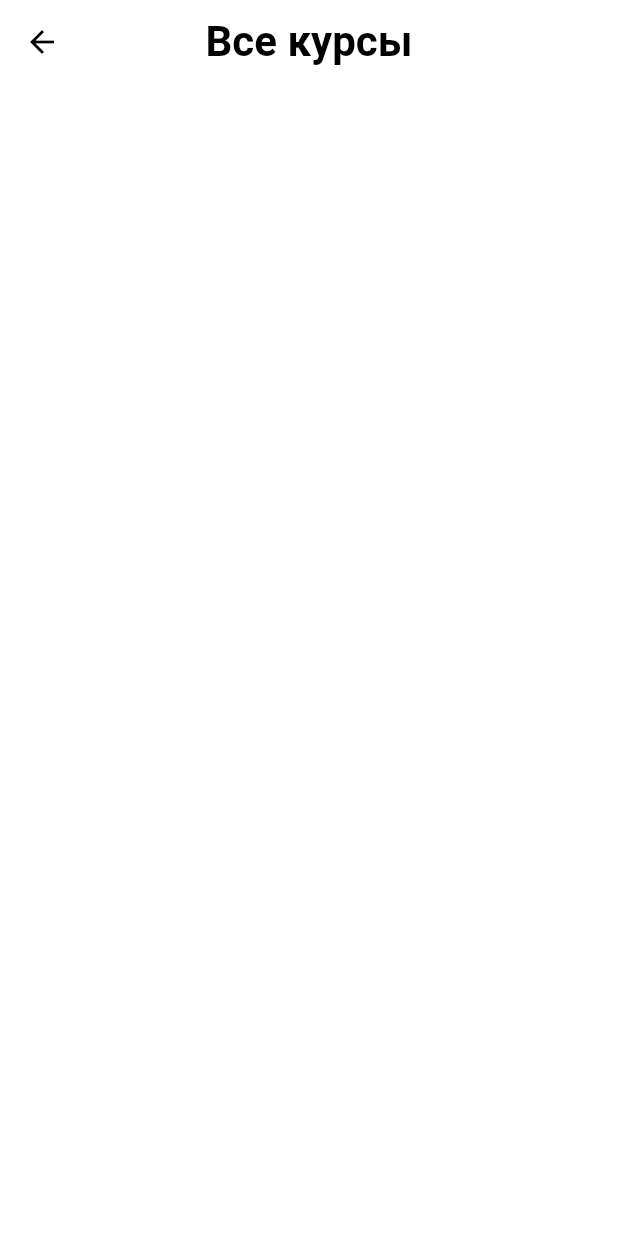
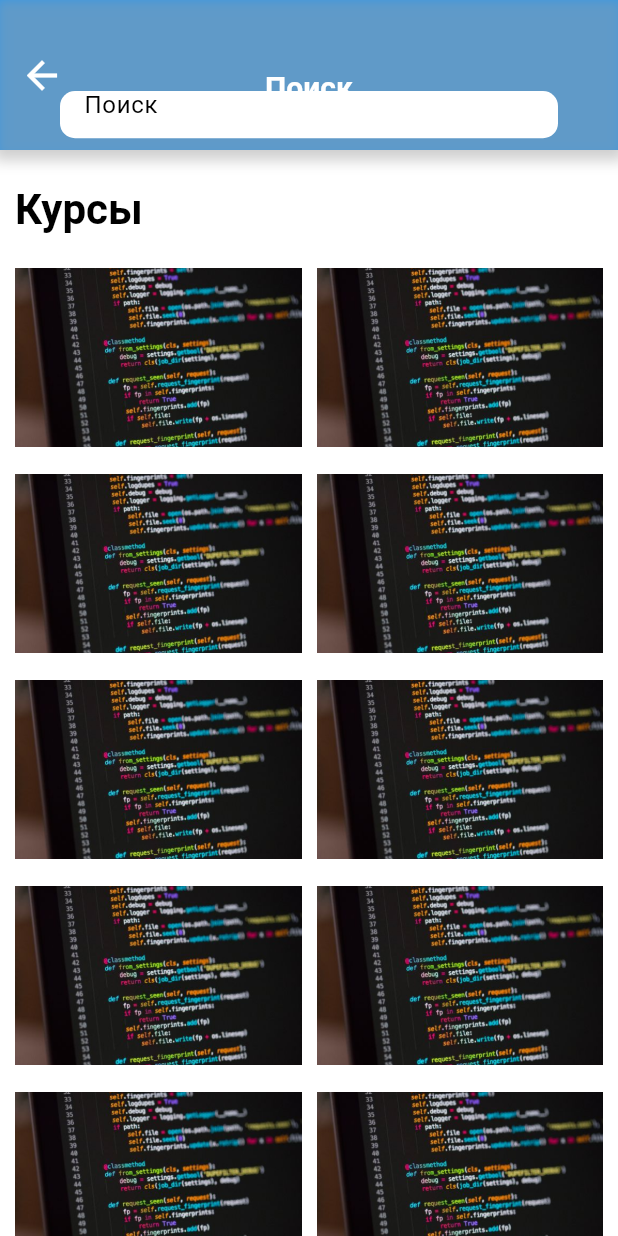
Before and after one commit to Bopleromn/kc54learning, a Flutter app: the ManyCategories screen opened by its route, on a phone screen of 412 x 824 dp. Run offline on Flutter 3.47's test engine with Material 3 defaults, Android fonts, the phone set to English and light mode, and no system bars; our stand-ins replace curved_navigation_bar, dio, equatable, flutter_bloc, flutter_svg and 2 more; missing offline and left inert: code_text_field, dart:ffi, highlight.

Commit message:
maked gridView to many courses

```diff
--- a/lib/Course/many_categories.dart
+++ b/lib/Course/many_categories.dart
@@ -1,5 +1,7 @@
 import 'package:flutter/Cupertino.dart';
 import 'package:flutter/material.dart';
+import 'package:flutter/widgets.dart';
+import 'package:kc54learning/Themes/styles.dart';
 
 class ManyCategories extends StatelessWidget {
   const ManyCategories({super.key});
@@ -7,9 +9,60 @@ class ManyCategories extends StatelessWidget {
   @override
   Widget build(BuildContext context) {
     return Scaffold(
-      appBar: AppBar(
-        title: Text('Все курсы', style: Theme.of(context).textTheme.titleLarge,),
-        centerTitle: true,
+          appBar: AppBar(
+        iconTheme: IconThemeData(
+          color: Colors.white,
+          size: 30
+        ),
+        automaticallyImplyLeading: true,
+        leading: null,
+        backgroundColor: Theme.of(context).primaryColor,
+        toolbarHeight: 100,
+        flexibleSpace: Container(
+          padding: EdgeInsets.only(left: 40,right: 40,top: 45),
+          decoration: shadowBorder(Theme.of(context).shadowColor),
+          child: Column(
+            children: [
+              Expanded(child: Text('Поиск', style: Theme.of(context).textTheme.headlineMedium,),flex: 20,),
+              Expanded(child: TextField(
+            obscureText: false,
+            decoration: fieldBorder('Поиск',),
+          ),flex: 40,),
+          Expanded(child: Container(),flex: 10,)
+            ],
+          )
+        ),
+      ),
+      body: Container(
+        padding: EdgeInsets.only(left: 10,right: 10,top: 0),
+        child: Column(
+          crossAxisAlignment: CrossAxisAlignment.start,
+          children: [
+            Expanded(child: Container(),flex: 3,),
+            Expanded(child: Text('Курсы', style: Theme.of(context).textTheme.titleLarge, textAlign: TextAlign.center,),flex: 7,),
+            Expanded(child: GridView.builder(
+              gridDelegate: const SliverGridDelegateWithFixedCrossAxisCount(
+                crossAxisCount: 2,
+                crossAxisSpacing: 10,
+                mainAxisSpacing: 10,
+                childAspectRatio: 1.5
+              ),
+              itemCount: 10,
+              itemBuilder: (BuildContext context, int index) {
+                return GestureDetector(
+                  onTap: (){
+                  },
+                  child: Container(
+                    decoration: BoxDecoration(
+                      shape: BoxShape.circle
+                    ),
+                    child: Image.asset('assets/python.png'),
+                  ),
+                );
+              },
+            ),flex: 87,)
+          ],
+        ),
       ),
     );
   }
```
